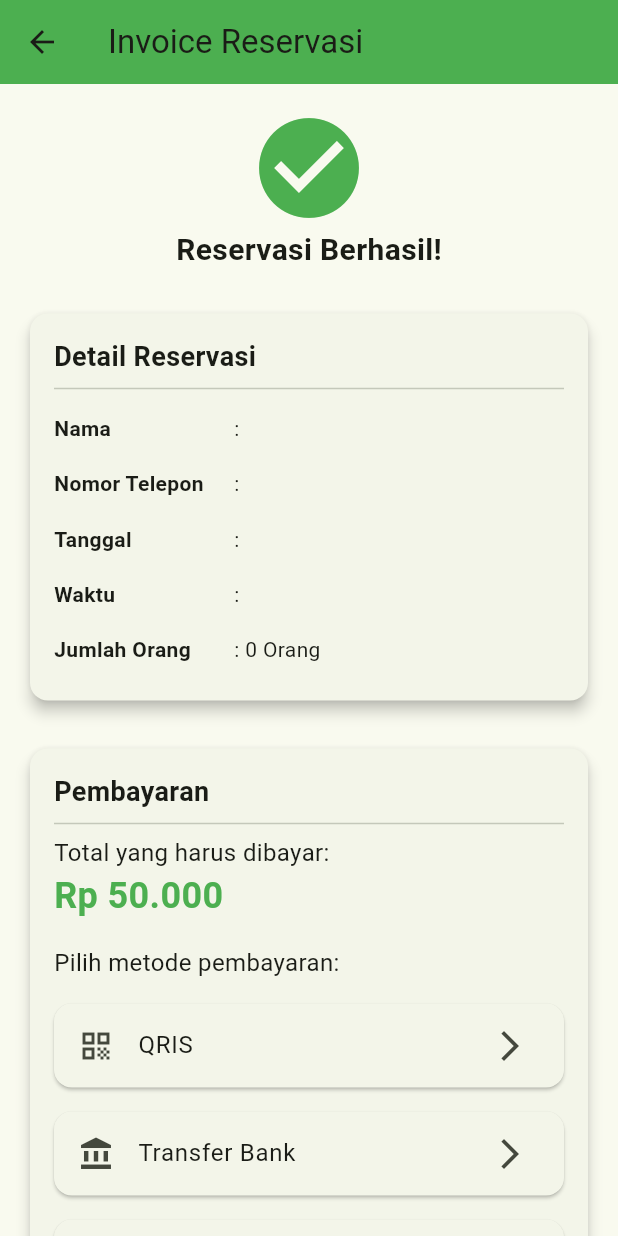
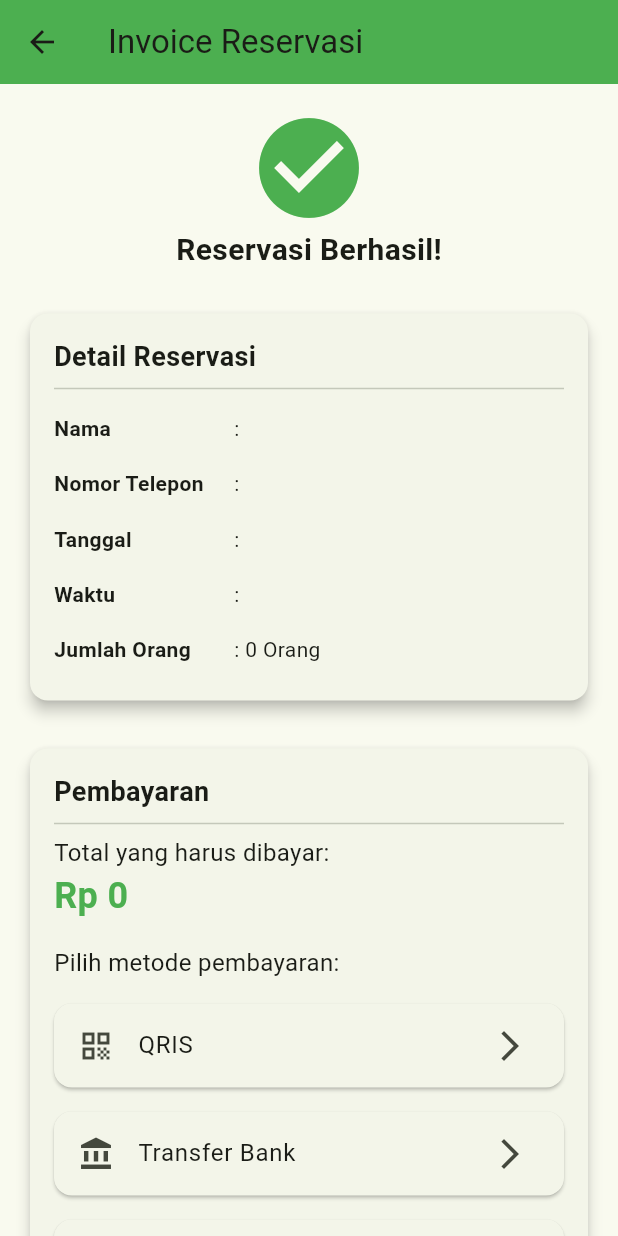
Before and after one commit to MisakiZuijin/reservasiku_colab_t2, a Flutter app: the InvoiceScreen screen opened directly with empty values, on a phone screen of 412 x 824 dp. Run offline on Flutter 3.47's test engine with Material 3 defaults, Android fonts, the phone set to English and light mode, and no system bars; our stand-ins replace get, supabase_flutter; accounts and stored records are empty.

Commit message:
perbaikan1

```diff
--- a/lib/models/reservation_model.dart
+++ b/lib/models/reservation_model.dart
@@ -9,6 +9,8 @@ class Reservation {
   final String status; // 'pending', 'confirmed', 'rejected'
   final String? paymentProofUrl;
 
+  final String? notes; // Tambahkan ini
+
   Reservation({
     required this.id,
     required this.restaurantName,
@@ -17,6 +19,7 @@ class Reservation {
     required this.people,
     required this.status,
     this.paymentProofUrl,
+    this.notes, // Tambahkan ini
   });
 
   // Helper method to get status color
--- a/lib/screens/reservation/invoice_screen.dart
+++ b/lib/screens/reservation/invoice_screen.dart
@@ -1,6 +1,7 @@
 import 'package:flutter/material.dart';
 import 'package:get/get.dart';
-
+import 'package:intl/intl.dart';
+import 'package:reservasiku_colab_t2/screens/home/users/dashboard_users.dart';
 import '../../controllers/reservation_controller.dart';
 
 class InvoiceScreen extends StatelessWidget {
@@ -22,6 +23,14 @@ class InvoiceScreen extends StatelessWidget {
     required this.notes,
     required this.reservationId,
   });
+
+  String get totalPrice {
+    return NumberFormat.currency(
+      locale: 'id',
+      symbol: 'Rp ',
+      decimalDigits: 0,
+    ).format(people * 20000);
+  }
 
   @override
   Widget build(BuildContext context) {
@@ -101,8 +110,8 @@ class InvoiceScreen extends StatelessWidget {
                       "Total yang harus dibayar:",
                       style: TextStyle(fontSize: 16),
                     ),
-                    const Text(
-                      "Rp 50.000",
+                    Text(
+                      totalPrice,
                       style: TextStyle(
                         fontSize: 24,
                         fontWeight: FontWeight.bold,
@@ -201,8 +210,8 @@ class InvoiceScreen extends StatelessWidget {
                 const SizedBox(height: 16),
                 const Text("Scan QR Code di atas untuk melakukan pembayaran"),
                 const SizedBox(height: 16),
-                const Text(
-                  "Total: Rp 50.000",
+                Text(
+                  "Total: $totalPrice",
                   style: TextStyle(fontWeight: FontWeight.bold, fontSize: 18),
                 ),
                 const SizedBox(height: 24),
@@ -292,7 +301,9 @@ class InvoiceScreen extends StatelessWidget {
               TextButton(
                 onPressed: () {
                   Get.back(); // Tutup dialog
-                  Get.back(); // Kembali ke dashboard
+                  Get.offAll(
+                    () => const DashboardUsersScreen(),
+                  ); // Kembali ke dashboard
                 },
                 child: const Text("OK"),
               ),
```
Also changed, not shown: lib/controllers/reservation_controller.dart (+16 -8 lines), lib/screens/home/users/dashboard_users.dart (+23 -1 lines), lib/screens/reservation/reservation_form.dart (+4 -3 lines).
